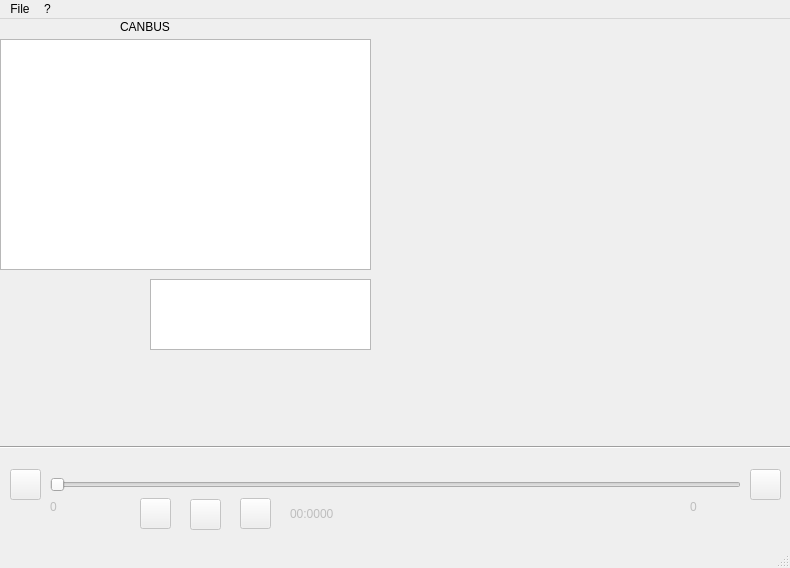
CorraMatte/canbus_sniffer_gui, file main.ui: the form before one commit.
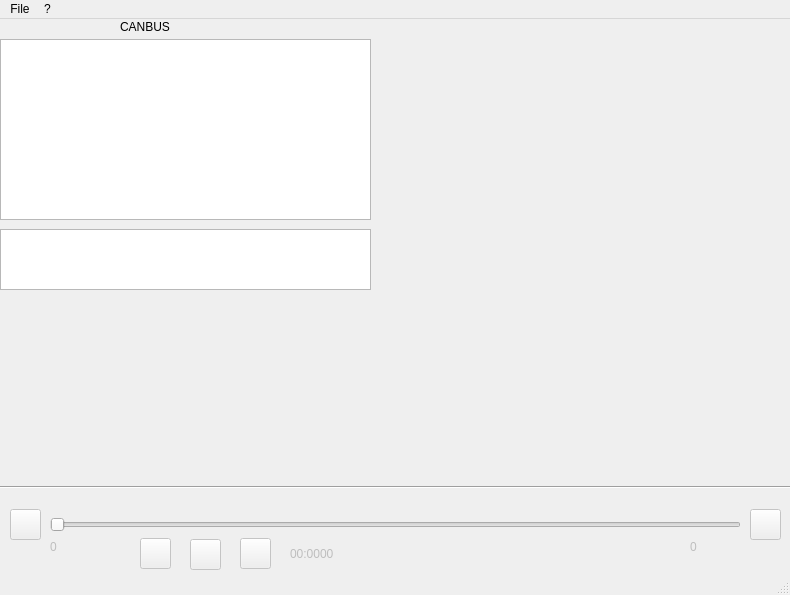
The form after the commit. Icons and pictures are not drawn.

Commit message: Create Google Maps display

Diff of the .ui file:
```diff
--- a/main.ui
+++ b/main.ui
@@ -7,7 +7,7 @@
     <x>0</x>
     <y>0</y>
     <width>790</width>
-    <height>568</height>
+    <height>595</height>
    </rect>
   </property>
   <property name="windowTitle">
@@ -31,7 +31,7 @@
     <property name="geometry">
      <rect>
       <x>0</x>
-      <y>420</y>
+      <y>460</y>
       <width>821</width>
       <height>16</height>
      </rect>
@@ -47,7 +47,7 @@
     <property name="geometry">
      <rect>
       <x>290</x>
-      <y>479</y>
+      <y>519</y>
       <width>71</width>
       <height>31</height>
      </rect>
@@ -62,7 +62,7 @@
       <x>0</x>
       <y>20</y>
       <width>371</width>
-      <height>231</height>
+      <height>181</height>
      </rect>
     </property>
     <property name="readOnly">
@@ -76,7 +76,7 @@
     <property name="geometry">
      <rect>
       <x>50</x>
-      <y>480</y>
+      <y>520</y>
       <width>16</width>
       <height>16</height>
      </rect>
@@ -92,7 +92,7 @@
     <property name="geometry">
      <rect>
       <x>690</x>
-      <y>480</y>
+      <y>520</y>
       <width>51</width>
       <height>16</height>
      </rect>
@@ -108,7 +108,7 @@
     <property name="geometry">
      <rect>
       <x>140</x>
-      <y>479</y>
+      <y>519</y>
       <width>31</width>
       <height>31</height>
      </rect>
@@ -128,7 +128,7 @@
     <property name="geometry">
      <rect>
       <x>240</x>
-      <y>479</y>
+      <y>519</y>
       <width>31</width>
       <height>31</height>
      </rect>
@@ -148,7 +148,7 @@
     <property name="geometry">
      <rect>
       <x>190</x>
-      <y>480</y>
+      <y>520</y>
       <width>31</width>
       <height>31</height>
      </rect>
@@ -161,16 +161,6 @@
       <normaloff>images/pause.png</normaloff>images/pause.png</iconset>
     </property>
    </widget>
-   <widget class="QWidget" name="wdgVideo" native="true">
-    <property name="geometry">
-     <rect>
-      <x>370</x>
-      <y>20</y>
-      <width>351</width>
-      <height>401</height>
-     </rect>
-    </property>
-   </widget>
    <widget class="QPushButton" name="btnSxArrow">
     <property name="enabled">
      <bool>false</bool>
@@ -178,7 +168,7 @@
     <property name="geometry">
      <rect>
       <x>10</x>
-      <y>450</y>
+      <y>490</y>
       <width>31</width>
       <height>31</height>
      </rect>
@@ -198,7 +188,7 @@
     <property name="geometry">
      <rect>
       <x>750</x>
-      <y>450</y>
+      <y>490</y>
       <width>31</width>
       <height>31</height>
      </rect>
@@ -215,7 +205,7 @@
     <property name="geometry">
      <rect>
       <x>50</x>
-      <y>450</y>
+      <y>490</y>
       <width>691</width>
       <height>31</height>
      </rect>
@@ -227,16 +217,36 @@
    <widget class="QTextEdit" name="txtGpsData">
     <property name="geometry">
      <rect>
-      <x>150</x>
-      <y>260</y>
-      <width>221</width>
-      <height>71</height>
+      <x>0</x>
+      <y>210</y>
+      <width>371</width>
+      <height>61</height>
      </rect>
     </property>
     <property name="readOnly">
      <bool>true</bool>
     </property>
    </widget>
+   <widget class="QWidget" name="wdgGoogleMaps" native="true">
+    <property name="geometry">
+     <rect>
+      <x>0</x>
+      <y>280</y>
+      <width>371</width>
+      <height>181</height>
+     </rect>
+    </property>
+   </widget>
+   <widget class="QWidget" name="wdgVideo" native="true">
+    <property name="geometry">
+     <rect>
+      <x>380</x>
+      <y>20</y>
+      <width>391</width>
+      <height>441</height>
+     </rect>
+    </property>
+   </widget>
   </widget>
   <widget class="QMenuBar" name="menubar">
    <property name="geometry">
```
The commit also changes 4 other files.
